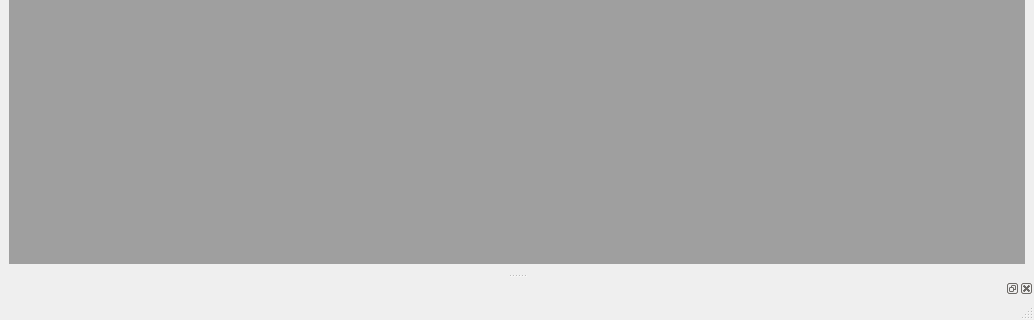
Qt form pyIVLS_GUI.ui (pyIVLS/pyIVLS) before a commit; both pictures show x 0 to 1034 and y 531 to 851 of the 1034 by 851 pixel window.
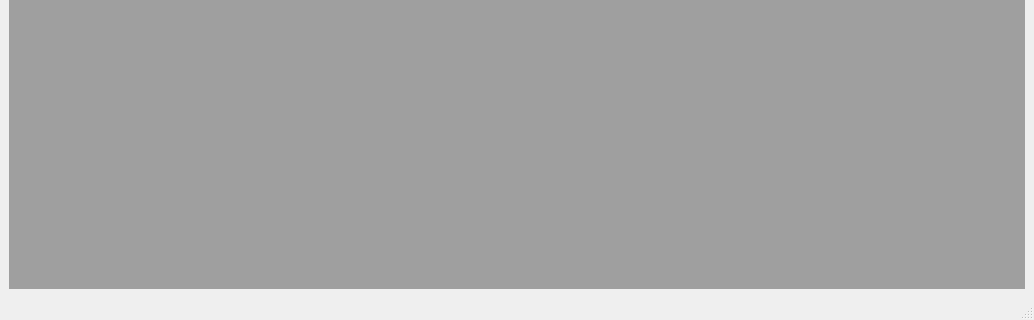
The same form after that commit.

Commit message: DockWidget for sequence builder added Reopening of settings dock widget implemeted within View menu This changes required upgrading to PyQt6==6.9

The edit to the form file:
```diff
--- a/pyIVLS_GUI.ui
+++ b/pyIVLS_GUI.ui
@@ -57,12 +57,6 @@
    <addaction name="menuHelp"/>
   </widget>
   <widget class="QStatusBar" name="statusbar"/>
-  <widget class="QDockWidget" name="dockWidget">
-   <attribute name="dockWidgetArea">
-    <number>8</number>
-   </attribute>
-   <widget class="QWidget" name="dockWidgetContents"/>
-  </widget>
   <action name="actionAbout">
    <property name="text">
     <string>About</string>
```
Left out of the diff: 30 changed lines with no effect on the pictures. The commit also changes 5 other files.
